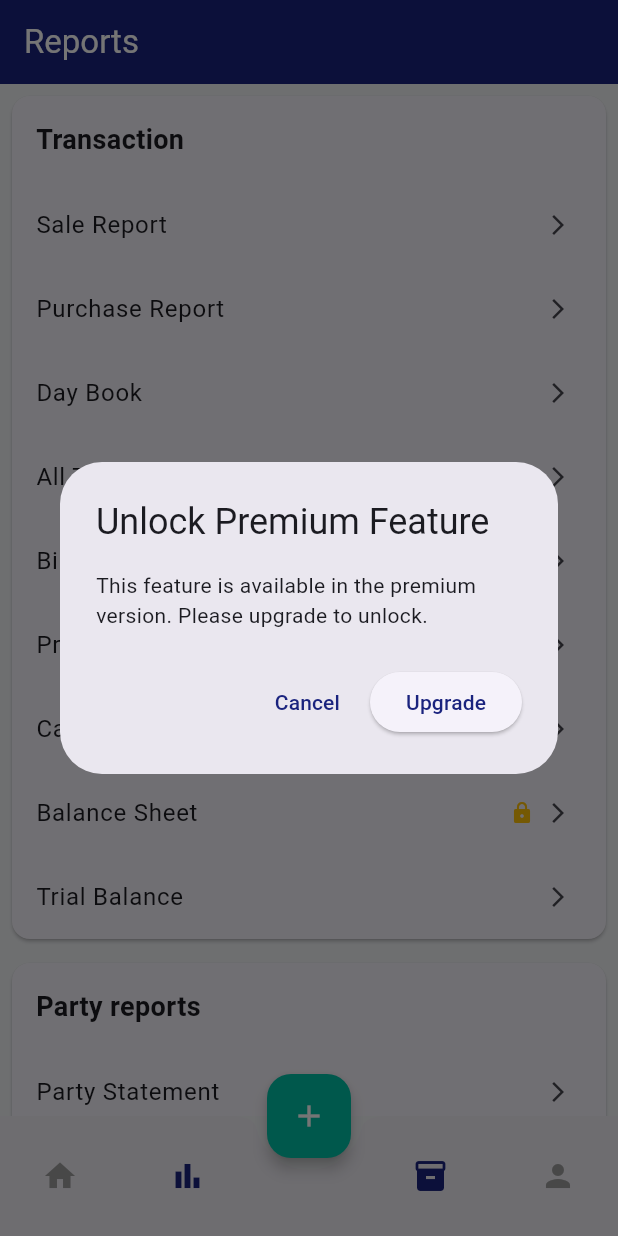
After one commit to neerajklopikl/accountbook, a Flutter app: the screen it shows after launch, item 2 of the bottom bar chosen, after a tap on "Bill Wise Profit", on a phone screen of 412 x 824 dp. The commit adds this screen. Run offline on Flutter 3.47's test engine with Material 3 defaults, Android fonts, the phone set to English and light mode, and no system bars; Roboto replaces fonts that are missing (Poppins).

Commit message:
ninthjj commit

```diff
--- a/lib/main.dart
+++ b/lib/main.dart
@@ -5,7 +5,17 @@ import 'screens/add_item_screen.dart';
 import 'screens/item_settings_screen.dart';
 import 'screens/add_purchase_screen.dart';
 import 'screens/sale_report_screen.dart'; // Import new screen
-import 'screens/purchase_report_screen.dart'; // Import new screen
+import 'screens/purchase_report_screen.dart';
+import 'screens/day_book_screen.dart';
+import 'screens/all_transactions_screen.dart';
+import 'screens/bill_wise_profit_screen.dart';
+import 'screens/profit_loss_screen.dart';
+import 'screens/cashflow_screen.dart';
+import 'screens/balance_sheet_screen.dart';
+import 'screens/trial_balance_screen.dart';
+import 'screens/party_reports_screen.dart';
+import 'screens/gst_reports_screen.dart';
+import 'screens/stock_reports_screen.dart';
 
 void main() {
   runApp(const MyApp());
@@ -39,6 +49,16 @@ class MyApp extends StatelessWidget {
         '/itemSettings': (context) => const ItemSettingsScreen(),
         '/saleReport': (context) => const SaleReportScreen(),
         '/purchaseReport': (context) => const PurchaseReportScreen(),
+        '/dayBook': (context) => const DayBookScreen(),
+        '/allTransactions': (context) => const AllTransactionsScreen(),
+        '/billWiseProfit': (context) => const BillWiseProfitScreen(),
+        '/profitLoss': (context) => const ProfitLossScreen(),
+        '/cashflow': (context) => const CashflowScreen(),
+        '/balanceSheet': (context) => const BalanceSheetScreen(),
+        '/trialBalance': (context) => const TrialBalanceScreen(),
+        '/partyReports': (context) => const PartyReportsScreen(),
+        '/gstReports': (context) => const GstReportsScreen(),
+        '/stockReports': (context) => const StockReportsScreen(),
       },
     );
   }
--- a/lib/screens/home_screen.dart
+++ b/lib/screens/home_screen.dart
@@ -64,6 +64,8 @@ class HomeScreen extends StatelessWidget {
                           Navigator.pushNamed(context, '/addSale');
                         } else if (item.title == 'Add Purchase') {
                           Navigator.pushNamed(context, '/addPurchase');
+                        } else if (item.title == 'Reports') {
+                          Navigator.pushNamed(context, '/reports');
                         }
                         // TODO: Handle other feature taps
                       },
--- a/lib/screens/reports_list_screen.dart
+++ b/lib/screens/reports_list_screen.dart
@@ -1,4 +1,5 @@
 import 'package:flutter/material.dart';
+import '../widgets/premium_feature_dialog.dart';
 
 class ReportsListScreen extends StatelessWidget {
   const ReportsListScreen({super.key});
@@ -19,33 +20,72 @@ class ReportsListScreen extends StatelessWidget {
             reports: {
               'Sale Report': '/saleReport',
               'Purchase Report': '/purchaseReport',
-              'Day Book': null,
-              'All Transactions': null,
-              'Bill Wise Profit': null,
-              'Profit & Loss': null,
-              'Cashflow': null,
-              'Balance Sheet': null,
-              'Trial Balance': null,
+              'Day Book': '/dayBook',
+              'All Transactions': '/allTransactions',
+              'Bill Wise Profit': '/billWiseProfit',
+              'Profit & Loss': '/profitLoss',
+              'Cashflow': '/cashflow',
+              'Balance Sheet': '/balanceSheet',
+              'Trial Balance': '/trialBalance',
             },
           ),
           _buildReportCategory(
             context,
             title: 'Party reports',
             reports: {
-              'Party Statement': null,
-              'Party Wise Profit & Loss': null,
-              'All Parties Report': null,
-              'Party Report by Items': null,
-              'Sale/Purchase by Party': null,
+              'Party Statement': '/partyReports',
+              'Party Wise Profit & Loss': '/partyReports',
+              'All Parties Report': '/partyReports',
+              'Party Report by Items': '/partyReports',
+              'Sale/Purchase by Party': '/partyReports',
             },
           ),
           _buildReportCategory(
             context,
             title: 'GST reports',
             reports: {
-              'GSTR-1': null,
-              'GSTR-2': null,
-              'GSTR-3B': null,
+              'GSTR-1': '/gstReports',
+              'GSTR-2': '/gstReports',
+              'GSTR-3B': '/gstReports',
+              'GST Transaction report': '/gstReports',
+              'GSTR-9': '/gstReports',
+              'Sale Summary by HSN': '/gstReports',
+              'SAC Report': '/gstReports',
+            },
+          ),
+          _buildReportCategory(
+            context,
+            title: 'Item/Stock reports',
+            reports: {
+              'Stock Summary Report': '/stockReports',
+              'Item Report by Party': '/stockReports',
+              'Item Wise Profit & Loss': '/stockReports',
+              'Low Stock Summary Report': '/stockReports',
+              'Item Detail Report': '/stockReports',
+              'Sale/Purchase By Item Category': '/stockReports',
+              'Stock summary By Item Category': '/stockReports',
+              'Item Batch Report': '/stockReports',
+              'Item Serial Report': '/stockReports',
+              'Item Wise Discount': '/stockReports',
+            },
+          ),
+          _buildReportCategory(
+            context,
+            title: 'Business status',
+            reports: {
+              'Bank Statement': null,
+              'Discount Report': null,
+            },
+          ),
+          _buildReportCategory(
+            context,
+            title: 'Taxes',
+            reports: {
+              'GST Report': null,
+              'GST Rate Report': null,
+              'Form No. 27EQ': null,
+              'TCS Receivable': null,
+              'TDS Payable': null,
             },
           ),
         ],
@@ -53,7 +93,8 @@ class ReportsListScreen extends StatelessWidget {
     );
   }
 
-  Widget _buildReportCategory(BuildContext context, {required String title, required Map<String, String?> reports}) {
+  Widget _buildReportCategory(BuildContext context,
+      {required String title, required Map<String, String?> reports}) {
     return Card(
       margin: const EdgeInsets.symmetric(horizontal: 8, vertical: 8),
       child: Column(
@@ -69,12 +110,28 @@ class ReportsListScreen extends StatelessWidget {
           ...reports.entries.map((entry) {
             return ListTile(
               title: Text(entry.key),
-              trailing: const Icon(Icons.arrow_forward_ios, size: 16),
+              trailing: Row(
+                mainAxisSize: MainAxisSize.min,
+                children: [
+                  if (entry.key.contains('Bill Wise Profit') ||
+                      entry.key.contains('Balance Sheet'))
+                    const Icon(Icons.lock, size: 16, color: Colors.amber),
+                  const SizedBox(width: 8),
+                  const Icon(Icons.arrow_forward_ios, size: 16),
+                ],
+              ),
               onTap: entry.value != null
                   ? () {
-                      Navigator.pushNamed(context, entry.value!);
+                      if (entry.key.contains('Bill Wise Profit') ||
+                          entry.key.contains('Balance Sheet')) {
+                        showDialog(
+                            context: context,
+                            builder: (context) => const PremiumFeatureDialog());
+                      } else {
+                        Navigator.pushNamed(context, entry.value!);
+                      }
                     }
-                  : null, // Disable tap for reports with null routes
+                  : null,
             );
           }).toList(),
         ],
--- /dev/null
+++ b/lib/widgets/premium_feature_dialog.dart
@@ -0,0 +1,29 @@
+import 'package:flutter/material.dart';
+
+class PremiumFeatureDialog extends StatelessWidget {
+  const PremiumFeatureDialog({super.key});
+
+  @override
+  Widget build(BuildContext context) {
+    return AlertDialog(
+      title: const Text('Unlock Premium Feature'),
+      content: const Text(
+          'This feature is available in the premium version. Please upgrade to unlock.'),
+      actions: [
+        TextButton(
+          onPressed: () {
+            Navigator.of(context).pop();
+          },
+          child: const Text('Cancel'),
+        ),
+        ElevatedButton(
+          onPressed: () {
+            // TODO: Implement upgrade logic
+            Navigator.of(context).pop();
+          },
+          child: const Text('Upgrade'),
+        ),
+      ],
+    );
+  }
+}
```
Also changed, not shown: lib/screens/all_transactions_screen.dart (added, +20 -0 lines), lib/screens/balance_sheet_screen.dart (added, +20 -0 lines), lib/screens/bill_wise_profit_screen.dart (added, +20 -0 lines), lib/screens/cashflow_screen.dart (added, +20 -0 lines), lib/screens/day_book_screen.dart (added, +20 -0 lines), lib/screens/gst_reports_screen.dart (added, +20 -0 lines), lib/screens/party_reports_screen.dart (added, +20 -0 lines), lib/screens/profit_loss_screen.dart (added, +20 -0 lines), lib/screens/stock_reports_screen.dart (added, +20 -0 lines), lib/screens/trial_balance_screen.dart (added, +20 -0 lines), lib/widgets/excel_options_dialog.dart (added, +41 -0 lines), lib/widgets/pdf_options_dialog.dart (added, +41 -0 lines), lib/widgets/share_report_dialog.dart (added, +51 -0 lines).
